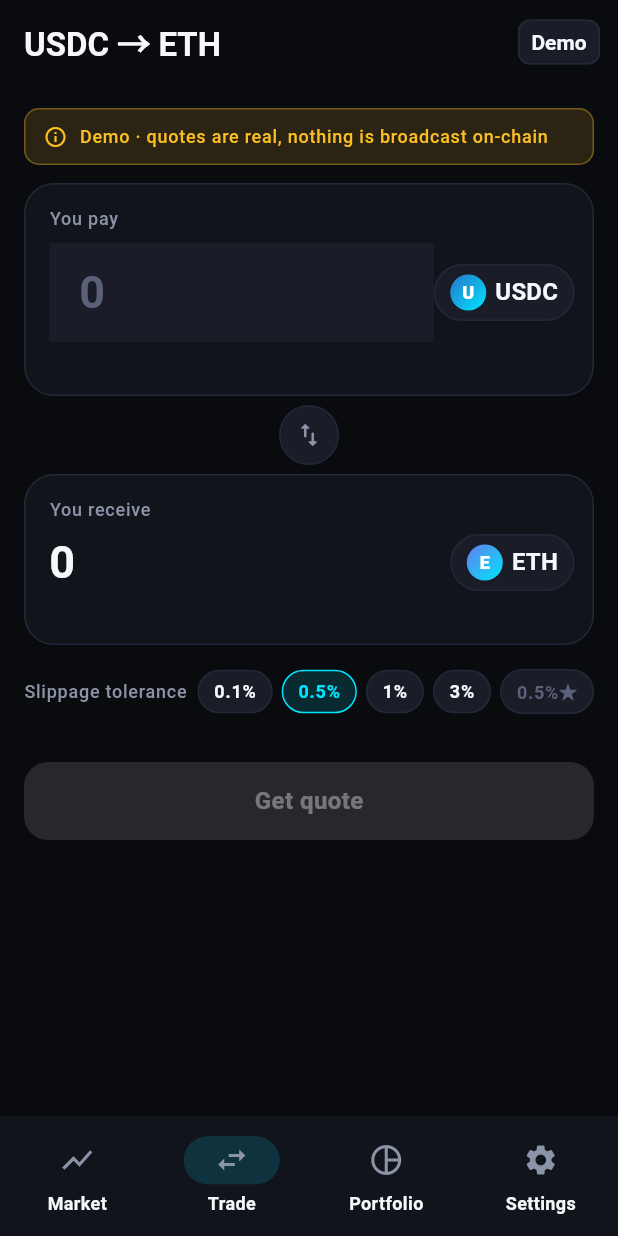
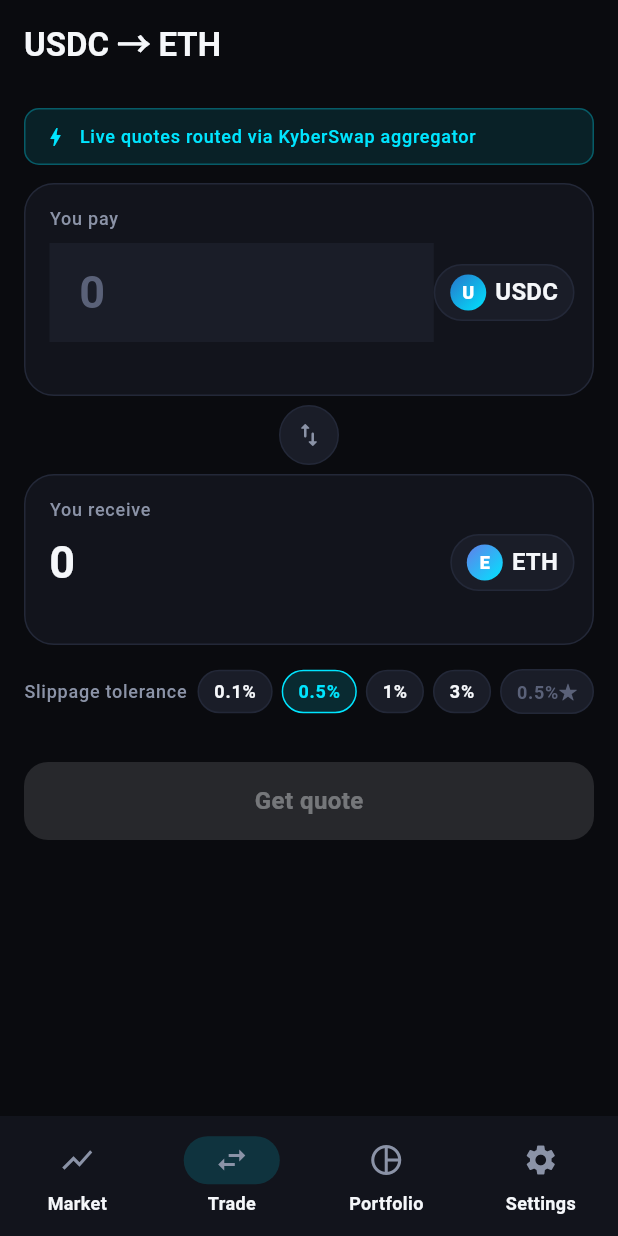
Before and after one commit to sharebravery/base-dex-app, a Flutter app: the screen it shows after launch, item 2 of the bottom bar chosen, on a phone screen of 412 x 824 dp. Run offline on Flutter 3.47's test engine with Material 3 defaults, Android fonts, the light colour scheme and no system bars; our stand-ins replace convert, decimal, dio, fl_chart, flutter_hooks, flutter_riverpod and 6 more; missing offline and left inert: wallet, web3auth_flutter, web3dart; generated files the repository leaves out were written again; network calls fail.

Commit message:
copy: soften wording across UI and docs
- Trade: drop the Demo badge from the app bar; recolor the info banner
  from warning amber to accent and reword to a neutral KyberSwap routing note
- Confirmation sheet / wired snackbar: neutral confirm copy (no 'nothing
  broadcast' framing)
- Settings About: drop the 'this app never signs' subtitle
- README: rewrite intro as a product front-end, not a read-only demo;
  replace the closing 'demo' disclaimer with a roadmap note
- docs: rename 'Demo-mode boundary' to 'Settlement boundary'; drop
  demo-script.md; soften matching wording in security.md
- Refresh screenshots

```diff
--- a/apps/mobile/lib/features/trade/trade_screen.dart
+++ b/apps/mobile/lib/features/trade/trade_screen.dart
@@ -56,12 +56,11 @@
             title: Text(
               '${BaseTokens.usdc.symbol} → ${BaseTokens.eth.symbol}',
             ),
-            actions: const [_DemoBadge()],
           ),
           body: SafeArea(
             child: LayoutBuilder(
               builder: (context, constraints) {
-                final banner = _DemoBanner();
+                final banner = _InfoBanner();
                 final form = _Form(
                   controller: controller,
                   state: controller.state,
@@ -105,46 +104,31 @@
   }
 }
 
-class _DemoBadge extends StatelessWidget {
-  const _DemoBadge();
-  @override
-  Widget build(BuildContext context) {
-    return Padding(
-      padding: const EdgeInsets.only(right: 12),
-      child: Chip(
-        visualDensity: VisualDensity.compact,
-        label: Text(context.l10n.demoBadge),
-        padding: EdgeInsets.zero,
-      ),
-    );
-  }
-}
-
-class _DemoBanner extends StatelessWidget {
+class _InfoBanner extends StatelessWidget {
   @override
   Widget build(BuildContext context) {
     return Container(
       padding: const EdgeInsets.symmetric(horizontal: 12, vertical: 10),
       decoration: BoxDecoration(
-        color: AppColors.warning.withValues(alpha: 0.14),
+        color: AppColors.accent.withValues(alpha: 0.10),
         borderRadius: BorderRadius.circular(10),
         border: Border.all(
-          color: AppColors.warning.withValues(alpha: 0.35),
+          color: AppColors.accent.withValues(alpha: 0.30),
         ),
       ),
       child: Row(
         children: [
           const Icon(
-            Icons.info_outline,
+            Icons.bolt_outlined,
             size: 16,
-            color: AppColors.warning,
+            color: AppColors.accent,
           ),
           const SizedBox(width: 8),
           Expanded(
             child: Text(
               context.l10n.demoTradeBanner,
               style: Theme.of(context).textTheme.labelMedium?.copyWith(
-                    color: AppColors.warning,
+                    color: AppColors.accent,
                   ),
             ),
           ),
--- a/apps/mobile/lib/l10n/app_en.arb
+++ b/apps/mobile/lib/l10n/app_en.arb
@@ -75,11 +75,11 @@
   "noActivity": "No activity yet",
   "noData": "No data",
   "chartUnavailable": "Chart unavailable",
-  "demoBadge": "Demo",
-  "demoNotBroadcast": "Demo mode — quotes are live from KyberSwap, but this app never signs or broadcasts.",
-  "demoTradeBanner": "Demo · quotes are real, nothing is broadcast on-chain",
-  "confirmDemo": "Show demo confirmation",
-  "demoConfirmed": "Demo · quote acknowledged, nothing broadcast",
+  "demoBadge": "Beta",
+  "demoNotBroadcast": "Review the quote details below",
+  "demoTradeBanner": "Live quotes routed via KyberSwap aggregator",
+  "confirmDemo": "Confirm",
+  "demoConfirmed": "Quote confirmed",
   "exploreAddress": "Base address",
   "load": "Load",
   "marketUnavailable": "Market data unavailable",
@@ -171,8 +171,8 @@
   "settingsSecurity": "Security",
   "settingsWalletAddress": "Wallet address",
   "settingsWalletCopied": "Address copied",
-  "settingsAbout": "About this demo",
-  "settingsAboutBody": "Every price and portfolio number is live. The app never signs or broadcasts on-chain.",
+  "settingsAbout": "About",
+  "settingsAboutBody": "Market and portfolio data streams live from on-chain sources and exchanges.",
   "settingsVersion": "Version",
   "candleOpen": "O",
   "candleHigh": "H",
```
Also changed, not shown: apps/mobile/lib/l10n/app_zh.arb (+7 -7 lines), 4 other files.
